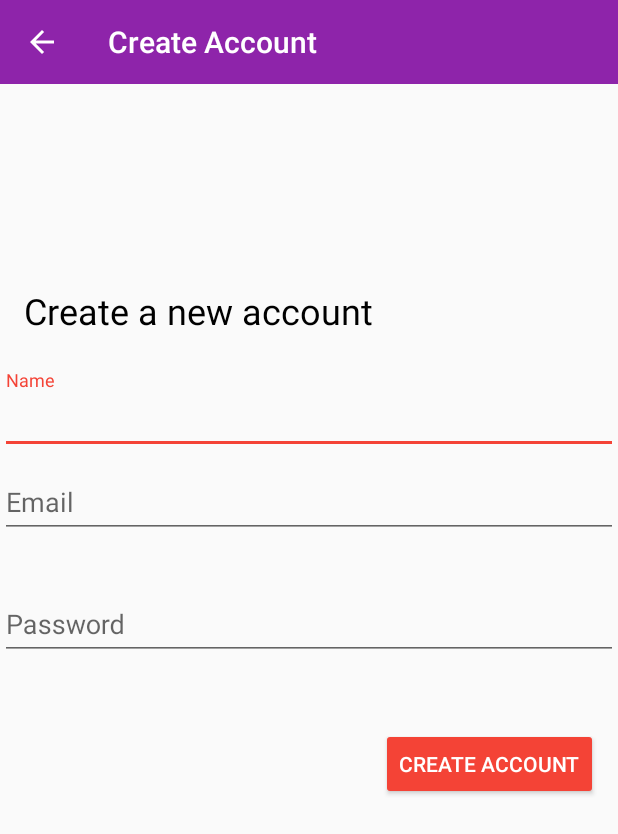
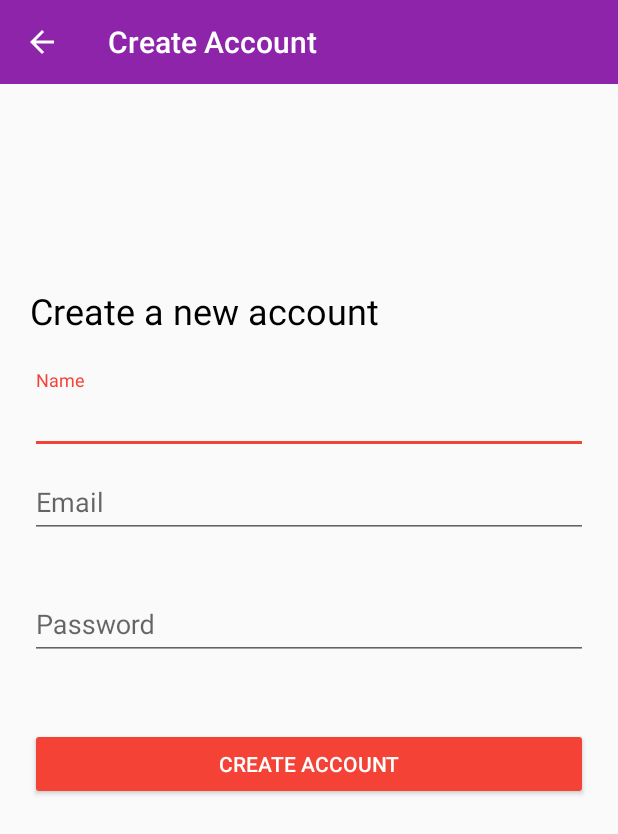
Before and after one commit to poornima108/ChatApp, an Android app: the RegisterActivity screen opened directly, with no data from a screen before it, on a phone screen of 412 x 824 dp. Shown: the top 834 px of the screen. Run offline under Robolectric (Android 15) with nearby library versions, the phone set to English and light mode, and no system bars; our stand-ins replace Firebase (no records; nobody signed in at launch, a user with empty details on screens opened directly).

Commit message:
updated design

```diff
--- a/app/src/main/res/layout/activity_register.xml
+++ b/app/src/main/res/layout/activity_register.xml
@@ -7,12 +7,15 @@
     tools:context="com.example.poornima.chatapp.RegisterActivity">
 
     <include layout="@layout/app_bar_layout" android:id="@+id/register_toolbar" />
+
     <android.support.design.widget.TextInputLayout
         android:id="@+id/reg_name"
         android:layout_width="match_parent"
         android:layout_height="wrap_content"
         android:layout_above="@+id/reg_email"
-        android:layout_alignParentStart="true">
+        android:layout_alignParentStart="true"
+        android:layout_marginLeft="20dp"
+        android:layout_marginRight="20dp">
 
         <EditText
             android:layout_width="match_parent"
@@ -24,6 +27,8 @@
         android:layout_width="match_parent"
         android:layout_height="wrap_content"
         android:id="@+id/reg_email"
+        android:layout_marginLeft="20dp"
+        android:layout_marginRight="20dp"
         android:layout_marginBottom="25dp"
         android:layout_above="@+id/reg_password"
         android:layout_alignParentStart="true">
@@ -40,6 +45,8 @@
         android:layout_width="match_parent"
         android:layout_height="wrap_content"
         android:layout_centerVertical="true"
+        android:layout_marginLeft="20dp"
+        android:layout_marginRight="20dp"
         android:layout_alignParentStart="true"
         android:id="@+id/reg_password">
 
@@ -53,24 +60,26 @@
 
     <Button
         android:id="@+id/reg_create_btn"
-        android:layout_width="wrap_content"
+        android:layout_width="match_parent"
         android:layout_height="wrap_content"
-        android:layout_marginEnd="13dp"
+        android:layout_marginLeft="20dp"
+        android:layout_marginRight="20dp"
+        android:layout_alignParentEnd="true"
+        android:layout_below="@+id/reg_password"
         android:layout_marginTop="45dp"
         android:backgroundTint="@color/colorAccent"
         android:text="CREATE ACCOUNT"
-        android:textColor="@android:color/white"
-        android:layout_below="@+id/reg_password"
-        android:layout_alignParentEnd="true" />
+        android:textColor="@android:color/white" />
 
     <TextView
         android:id="@+id/textView2"
         android:layout_width="wrap_content"
         android:layout_height="wrap_content"
         android:layout_above="@+id/reg_name"
+        android:layout_marginLeft="20dp"
+        android:layout_marginRight="20dp"
         android:layout_alignParentStart="true"
         android:layout_marginBottom="23dp"
-        android:layout_marginStart="16dp"
         android:textSize="24dp"
         android:text="Create a new account"
         android:textColor="@android:color/black" />
--- a/app/src/main/res/layout/activity_settings.xml
+++ b/app/src/main/res/layout/activity_settings.xml
@@ -46,6 +46,10 @@
         android:layout_below="@+id/settings_status"
         android:layout_centerHorizontal="true"
         android:layout_marginTop="57dp"
+        android:textColor="@color/colorPrimary"
+        android:background="#FFFFFF"
+        android:layout_marginLeft="20dp"
+        android:layout_marginRight="20dp"
         android:text="CHANGE IMAGE" />
 
     <Button
@@ -55,6 +59,8 @@
         android:textColor="#FFFFFF"
         android:background="@color/colorAccent"
         android:layout_marginTop="32dp"
+        android:layout_marginLeft="20dp"
+        android:layout_marginRight="20dp"
         android:text="CHANGE STATUS"
         android:layout_below="@+id/settings_image_btn"
         android:layout_alignParentStart="true" />
```
Also changed, not shown: app/src/main/res/layout/activity_login.xml (+12 -5 lines), app/src/main/res/layout/activity_profile.xml (+15 -10 lines), app/src/main/res/layout/activity_start.xml (+15 -2 lines), app/src/main/res/layout/fragment_chats.xml (+12 -4 lines), app/src/main/res/layout/fragment_request.xml (+9 -3 lines), app/src/main/ic_launcher-web.png (added), app/src/main/res/drawable/hqdefault.jpg (added), app/src/main/res/drawable/unnamed.png (added), app/src/main/res/mipmap-hdpi/ic_launcher.png, app/src/main/res/mipmap-mdpi/ic_launcher.png, app/src/main/res/mipmap-xhdpi/ic_launcher.png, app/src/main/res/mipmap-xxhdpi/ic_launcher.png, app/src/main/res/mipmap-xxxhdpi/ic_launcher.png.
